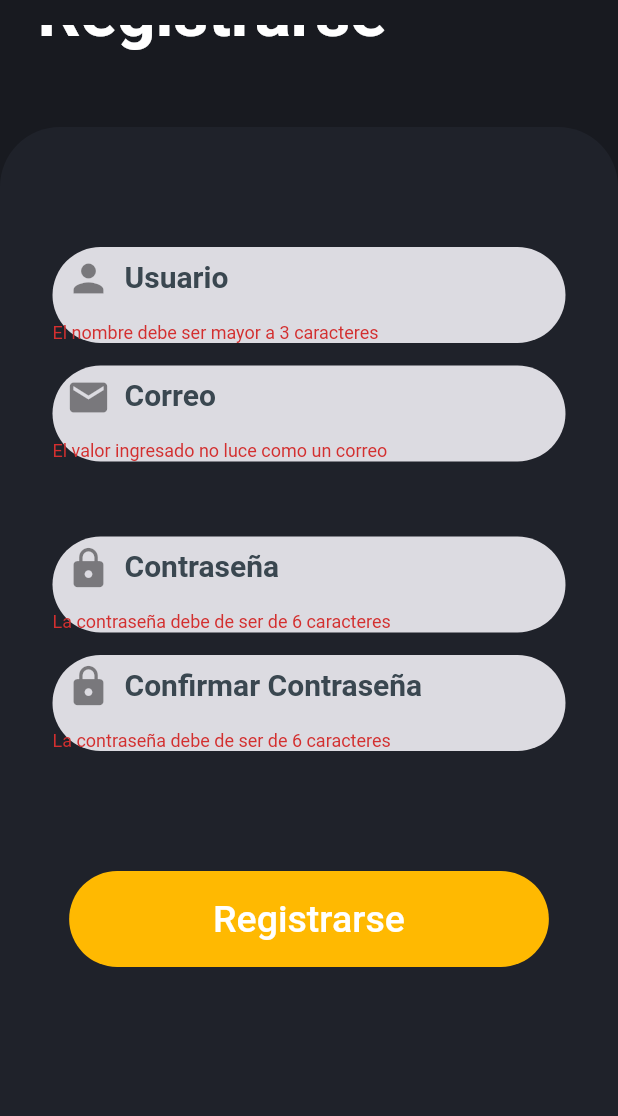
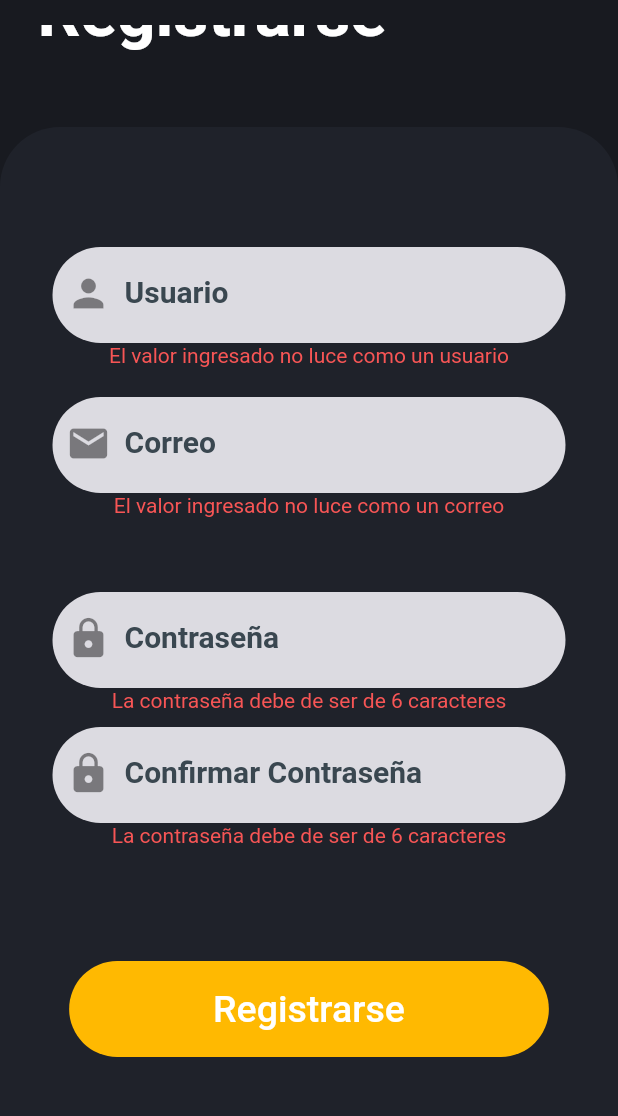
Before and after one commit to jazminasaleh/arriendosu, a Flutter app: the RegistroPage screen opened by its route, scrolled down 40 dp, after a tap on "Registrarse", on a phone screen of 412 x 824 dp, the part 59-1175 px from its top. Run offline on Flutter 3.47's test engine with Material 2 defaults, Android fonts, the phone set to English and light mode, and no system bars; our stand-ins replace font_awesome_flutter, google_maps_flutter, image_picker.

Commit message:
validacion registro

```diff
--- a/lib/src/pages/login/contrasena_page.dart
+++ b/lib/src/pages/login/contrasena_page.dart
@@ -98,7 +98,7 @@ class OlvidarContrasenaPage extends StatelessWidget {
                     GestureDetector(
                       onTap: () {
                         Navigator.push(context, MaterialPageRoute(builder: (context) => NuevaContrasenaPage(correo: contrasenaController.correoController.text)
-            )
+                    )
            );
                       },
                       child: Container(
--- a/lib/src/pages/login/inicio_page.dart
+++ b/lib/src/pages/login/inicio_page.dart
@@ -116,8 +116,8 @@ class _Inicio_PageState extends State<Inicio_Page> {
 //*Formulario donde:
 //*Campo para ingresar el nombre de usuario
 //*Campo para ingresar la contraseña
-  bool ver = false;
-  bool ver2 = false;
+  bool validacionEmail = false;
+  bool validacionContrasegna = false;
   int contador = 0;
   Widget _formTextField() {
     final loginForm = Provider.of<LoginFromProvider>(context);
@@ -137,10 +137,7 @@ class _Inicio_PageState extends State<Inicio_Page> {
                 child: _textFieldUsuario(loginForm),
               ),
             ),
-            const SizedBox(
-              height: 5,
-            ),
-            a(ver),
+            validacionCorreo(validacionEmail),
             Padding(
               padding: const EdgeInsets.symmetric(horizontal: 35),
               child: Container(
@@ -152,7 +149,7 @@ class _Inicio_PageState extends State<Inicio_Page> {
                 child: _textFieldContrasena(loginForm),
               ),
             ),
-            b(ver2),
+            validacionContrasena(validacionContrasegna),
             _textContrasena(),
             const SizedBox(
               height: 20,
@@ -182,24 +179,24 @@ class _Inicio_PageState extends State<Inicio_Page> {
                         String pattern =
                             r'^(([^<>()[\]\\.,;:\s@\"]+(\.[^<>()[\]\\.,;:\s@\"]+)*)|(\".+\"))@((\[[0-9]{1,3}\.[0-9]{1,3}\.[0-9]{1,3}\.[0-9]{1,3}\])|(([a-zA-Z\-0-9]+\.)+[a-zA-Z]{2,}))$';
                         RegExp regExp = new RegExp(pattern);
-                        if (regExp.hasMatch(loginForm.correo ?? '')) {
-                          ver = false;
+                        if (regExp.hasMatch(loginForm.correo ?? '') && loginForm.correo != '') {
+                          validacionEmail = false;
                           contador++;
                         } else {
-                          ver = true;
-                          a(ver);
+                          validacionEmail = true;
+                          validacionCorreo(validacionEmail);
                         }
                         if (loginForm.contrasena != null &&
                             loginForm.contrasena.length >= 6) {
-                          ver2 = false;
+                          validacionContrasegna = false;
                           contador++;
                         } else {
-                          ver2 = true;
-                          b(ver2);
+                          validacionContrasegna = true;
+                          validacionContrasena(validacionContrasegna);
                         }
                         if (contador >= 2) {
-                          ver = false;
-                          ver2 = false;
+                          validacionEmail = false;
+                          validacionContrasegna = false;
                           if (!loginForm.isValidForm()) return;
                           loginForm.isLoading = true;
                           await Future.delayed(Duration(seconds: 1));
@@ -326,7 +323,7 @@ class _Inicio_PageState extends State<Inicio_Page> {
     );
   }
 
-  Widget a(bool a) {
+  Widget validacionCorreo(bool validacion) {
     return Container(
         child: Row(
       mainAxisAlignment: MainAxisAlignment.center,
@@ -334,7 +331,7 @@ class _Inicio_PageState extends State<Inicio_Page> {
         Padding(
           padding: EdgeInsets.only(bottom: 10),
           child: Text(
-            a ? 'El valor ingresado no luce como un correo' : '',
+            validacion ? 'El valor ingresado no luce como un correo' : '',
             style: TextStyle(color: utils.Colors.rojo),
           ),
         ),
@@ -342,18 +339,15 @@ class _Inicio_PageState extends State<Inicio_Page> {
     ));
   }
 
-  Widget b(bool a) {
+  Widget validacionContrasena(bool validacion) {
     return Container(
         child: Row(
       mainAxisAlignment: MainAxisAlignment.center,
       children: [
-        Padding(
-          padding: EdgeInsets.only(bottom: 10),
-          child: Text(
-            a ? 'El valor ingresado no luce como una contraseña' : '',
+          Text(
+            validacion ? 'El valor ingresado no luce como una contraseña' : '',
             style: TextStyle(color: utils.Colors.rojo),
           ),
-        ),
       ],
     ));
   }
--- a/lib/src/pages/login/registro_page.dart
+++ b/lib/src/pages/login/registro_page.dart
@@ -1,10 +1,6 @@
-import 'dart:developer';
-
 import 'package:flutter/material.dart';
 import 'package:font_awesome_flutter/font_awesome_flutter.dart';
 
-import 'package:app_arriendosu/src/pages/login/login.dart';
-import 'package:app_arriendosu/src/widgets/button.dart';
 import 'package:app_arriendosu/src/utils/colors.dart' as utils;
 import 'package:provider/provider.dart';
 
@@ -100,6 +96,13 @@ class RegistroPage extends StatelessWidget {
   }
 }
 
+bool validacionUsser = false;
+bool validEmail = false;
+bool validacionPassword = false;
+bool validacionConfPassword = false;
+bool validacionPasswords = false;
+int contador = 0;
+
 class _formTextField extends StatelessWidget {
   @override
   Widget build(BuildContext context) {
@@ -120,8 +123,9 @@ class _formTextField extends StatelessWidget {
                 child: _textFieldUsuario(loginForm),
               ),
             ),
+            validacionUsuario(validacionUsser),
             const SizedBox(
-              height: 15,
+              height: 10,
             ),
             Padding(
               padding: const EdgeInsets.symmetric(horizontal: 35),
@@ -134,8 +138,9 @@ class _formTextField extends StatelessWidget {
                 child: _textFielCorreo(loginForm),
               ),
             ),
+            validacionCorreo(validEmail),
             const SizedBox(
-              height: 50,
+              height: 40,
             ),
             Padding(
               padding: const EdgeInsets.symmetric(horizontal: 35),
@@ -148,8 +153,9 @@ class _formTextField extends StatelessWidget {
                 child: _textFieldContrasena(loginForm),
               ),
             ),
+            validacionContrasena(validacionPassword),
             const SizedBox(
-              height: 15,
+              height: 10,
             ),
             Padding(
               padding: const EdgeInsets.symmetric(horizontal: 35),
@@ -162,11 +168,17 @@ class _formTextField extends StatelessWidget {
                 child: _textFieldContrasena2(loginForm),
               ),
             ),
+            validacionConfContrasena(validacionConfPassword),
             SizedBox(
-              height: 80,
+              height: 10,
+            ),
+            validacionContrasenas(validacionPasswords),
+            SizedBox(
+              height: 50,
             ),
             MaterialButton(
-              shape: RoundedRectangleBorder(borderRadius: BorderRadius.circular(35)),
+                shape: RoundedRectangleBorder(
+                    borderRadius: BorderRadius.circular(35)),
                 disabledColor: utils.Colors.grisOscuro,
                 elevation: 0,
                 color: utils.Colors.ocre,
@@ -175,20 +187,76 @@ class _formTextField extends StatelessWidget {
                     padding: EdgeInsets.symmetric(horizontal: 80, vertical: 15),
                     child: Text(
                       loginForm.isLoading ? 'Espere' : 'Registrarse',
-                        style: TextStyle(color: Colors.white, fontWeight: FontWeight.w500, fontSize: 25),
-                      )
-              ),
+                      style: TextStyle(
+                          color: Colors.white,
+                          fontWeight: FontWeight.w500,
+                          fontSize: 25),
+                    )),
                 onPressed: loginForm.isLoading
                     ? null
                     : () async {
+                        contador = 0;
                         FocusScope.of(context).unfocus();
+                        String pattern =
+                            r'^(([^<>()[\]\\.,;:\s@\"]+(\.[^<>()[\]\\.,;:\s@\"]+)*)|(\".+\"))@((\[[0-9]{1,3}\.[0-9]{1,3}\.[0-9]{1,3}\.[0-9]{1,3}\])|(([a-zA-Z\-0-9]+\.)+[a-zA-Z]{2,}))$';
+                        RegExp regExp = new RegExp(pattern);
+                        if (loginForm.nomUusario != null &&
+                            loginForm.nomUusario.length >= 3) {
+                          validacionUsser = false;
+                          contador++;
+                        } else {
+                          validacionUsser = true;
+                          validacionUsuario(validacionUsser);
+                        }
+                        if (regExp.hasMatch(loginForm.correo ?? '') &&
+                            loginForm.correo != '') {
+                          validEmail = false;
+                          print('valid$validEmail${loginForm.correo}');
+                          contador++;
+                        } else {
+                          validEmail = true;
+                          print('validconcorreo$validEmail${loginForm.correo}');
+                          validacionCorreo(validEmail);
+                        }
+                        if (loginForm.contrasena != null &&
+                            loginForm.contrasena.length >= 6) {
+                          validacionPassword = false;
+                          contador++;
+                        } else {
+                          validacionPassword = true;
+                          validacionContrasena(validacionConfPassword);
+                        }
+                        if (loginForm.verificarContrasena != null &&
+                            loginForm.verificarContrasena.length >= 6) {
+                          validacionConfPassword = false;
+                          contador++;
+                        } else {
+                          validacionConfPassword = true;
+
+                          validacionContrasena(validacionConfPassword);
+                        }
+                        if (loginForm.contrasena ==
+                            loginForm.verificarContrasena) {
+                          contador++;
+                          validacionPasswords = false;
+                        } else {
+                          validacionPasswords = true;
+                        }
+                        if (contador >= 5) {
+                          validacionUsser = false;
+                          validEmail = false;
+                          validacionPassword = false;
+                          validacionConfPassword = false;
+                          validacionPasswords = false;
+                          print('valid$validEmail');
                           if (!loginForm.isValidForm()) return;
                           loginForm.isLoading = true;
                           await Future.delayed(Duration(seconds: 1));
                           loginForm.isLoading = false;
                           Navigator.popAndPushNamed(context, 'inicio');
                         }
-              )
+                        print('info${loginForm.isValidForm()}');
+                      })
           ],
         ));
   }
@@ -213,11 +281,6 @@ class _formTextField extends StatelessWidget {
       cursorHeight: 15,
       cursorColor: Color(0xff3A4750),
       onChanged: (value) => loginFromProvider.verificarContrasena = value,
-      validator: (value) {
-        return (value != null && value.length >= 6)
-            ? null
-            : 'La contraseña debe de ser de 6 caracteres';
-      },
     );
   }
 
@@ -241,11 +304,6 @@ class _formTextField extends StatelessWidget {
       cursorHeight: 20,
       cursorColor: Color(0xff3A4750),
       onChanged: (value) => loginFromProvider.nomUusario = value,
-      validator: (value) {
-        return (value != null && value.length >= 3)
-            ? null
-            : 'El nombre debe ser mayor a 3 caracteres';
-      },
     );
   }
 
@@ -268,15 +326,7 @@ class _formTextField extends StatelessWidget {
               fontWeight: FontWeight.w600)),
       cursorHeight: 20,
       cursorColor: Color(0xff3A4750),
-      onChanged: (value) => loginFromProvider.correo,
-      validator: (value) {
-        String pattern =
-            r'^(([^<>()[\]\\.,;:\s@\"]+(\.[^<>()[\]\\.,;:\s@\"]+)*)|(\".+\"))@((\[[0-9]{1,3}\.[0-9]{1,3}\.[0-9]{1,3}\.[0-9]{1,3}\])|(([a-zA-Z\-0-9]+\.)+[a-zA-Z]{2,}))$';
-        RegExp regExp = new RegExp(pattern);
-        return regExp.hasMatch(value ?? '')
-            ? null
-            : 'El valor ingresado no luce como un correo';
-      },
+      onChanged: (value) => loginFromProvider.correo = value,
     );
   }
 
@@ -300,11 +350,77 @@ class _formTextField extends StatelessWidget {
       cursorHeight: 15,
       cursorColor: Color(0xff3A4750),
       onChanged: (value) => loginFromProvider.contrasena = value,
-      validator: (value) {
-        return (value != null && value.length >= 6)
-            ? null
-            : 'La contraseña debe de ser de 6 caracteres';
-      },
     );
   }
+
+  Widget validacionUsuario(bool validacion) {
+    return Container(
+        child: Row(
+      mainAxisAlignment: MainAxisAlignment.center,
+      children: [
+        Padding(
+          padding: EdgeInsets.only(bottom: 10),
+          child: Text(
+            validacion ? 'El valor ingresado no luce como un usuario' : '',
+            style: TextStyle(color: utils.Colors.rojo),
+          ),
+        ),
+      ],
+    ));
   }
+
+  Widget validacionCorreo(bool validacion) {
+    return Container(
+        child: Row(
+      mainAxisAlignment: MainAxisAlignment.center,
+      children: [
+        Padding(
+          padding: EdgeInsets.only(bottom: 10),
+          child: Text(
+            validacion ? 'El valor ingresado no luce como un correo' : '',
+            style: TextStyle(color: utils.Colors.rojo),
+          ),
+        ),
+      ],
+    ));
+  }
+
+  Widget validacionContrasena(bool validacion) {
+    return Container(
+        child: Row(
+      mainAxisAlignment: MainAxisAlignment.center,
+      children: [
+        Text(
+          validacion ? 'La contraseña debe de ser de 6 caracteres' : '',
+          style: TextStyle(color: utils.Colors.rojo),
+        ),
+      ],
+    ));
+  }
+
+  Widget validacionConfContrasena(bool validacion) {
+    return Container(
+        child: Row(
+      mainAxisAlignment: MainAxisAlignment.center,
+      children: [
+        Text(
+          validacion ? 'La contraseña debe de ser de 6 caracteres' : '',
+          style: TextStyle(color: utils.Colors.rojo),
+        ),
+      ],
+    ));
+  }
+
+  Widget validacionContrasenas(bool validacion) {
+    return Container(
+        child: Row(
+      mainAxisAlignment: MainAxisAlignment.center,
+      children: [
+        Text(
+          validacion ? 'Las dos contraseñas no coindicen' : '',
+          style: TextStyle(color: utils.Colors.rojo),
+        ),
+      ],
+    ));
+  }
+}
```
Lines whose indentation alone changed are shown as unchanged.
